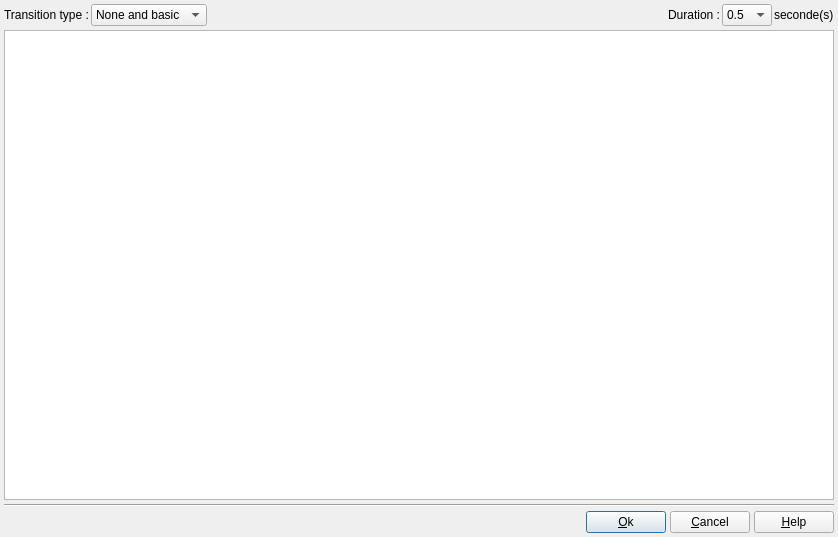
Qt form DlgTransitionProperties.ui (boenki/ffdiaporama) before a commit.
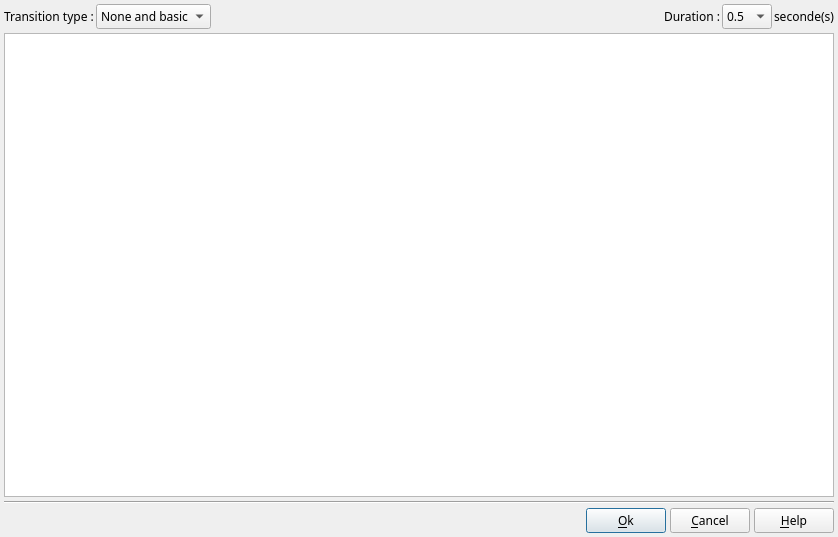
The same form after that commit. Icons and pictures are not drawn.

Commit message: Correction d'un bug dans les boites de modif : l'image affichée n'est pas la bonne suite à la fusion des onglets Passage des polices de toutes les boites de dialogue à "Sans Serif" pour supprimer la dépendance à la police Ubuntu

```diff
--- a/DlgTransitionProperties.ui
+++ b/DlgTransitionProperties.ui
@@ -12,6 +12,7 @@
   </property>
   <property name="font">
    <font>
+    <family>Sans Serif</family>
     <pointsize>9</pointsize>
    </font>
   </property>
```
The commit also changes 25 other files.
